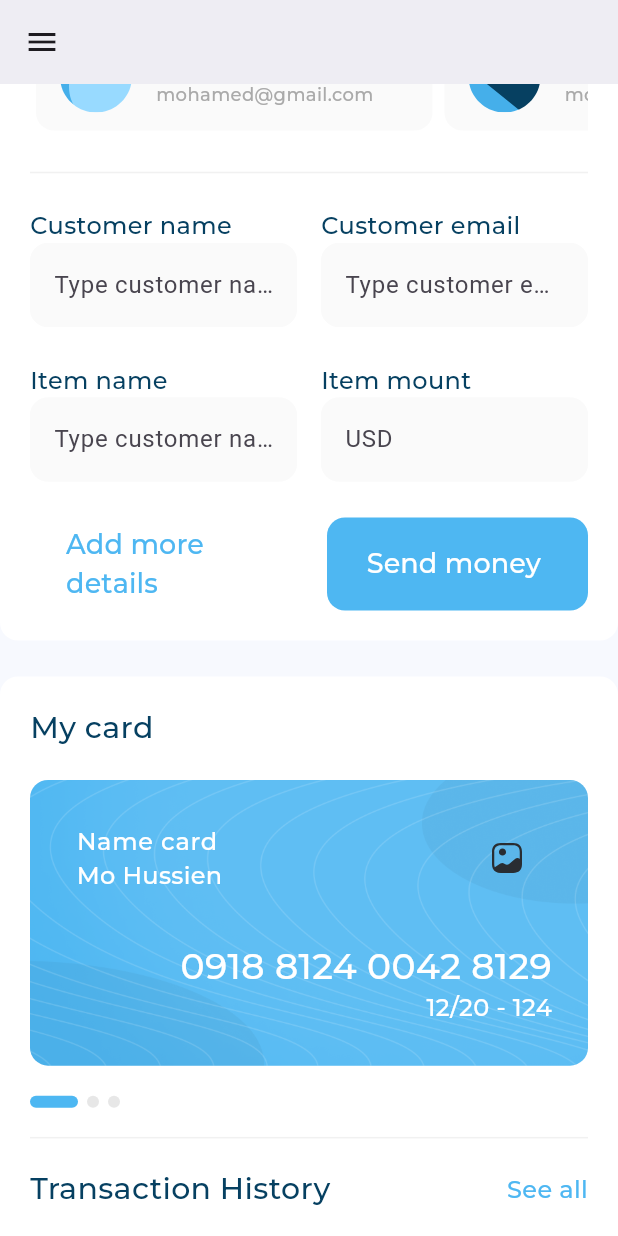
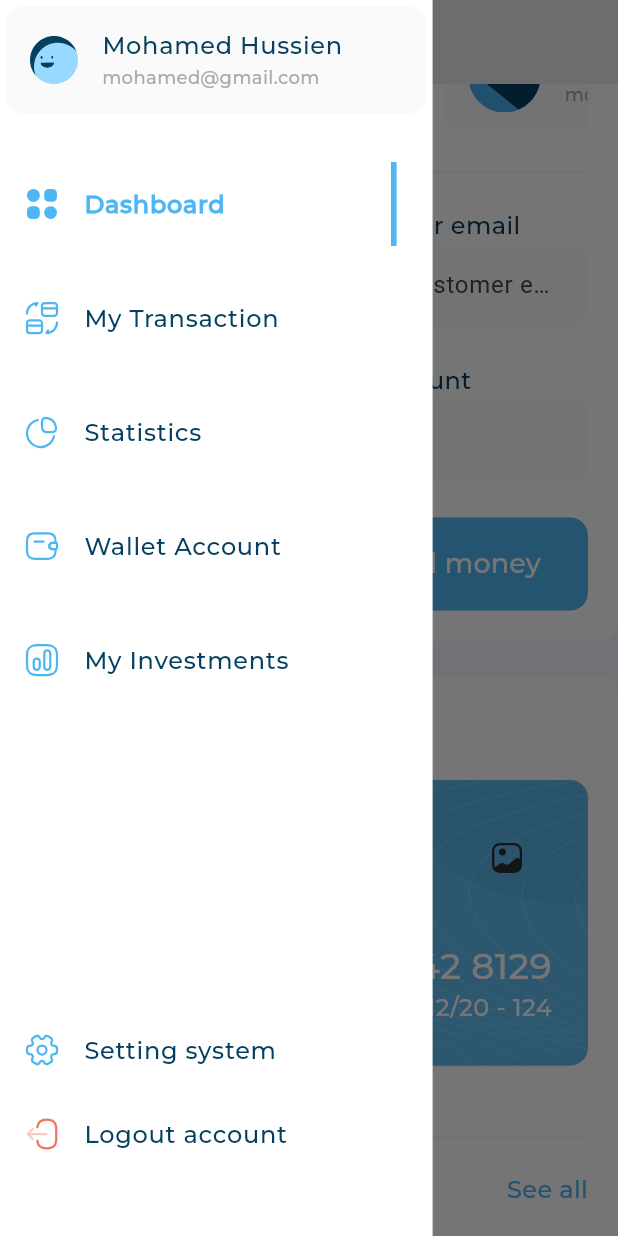
Before and after one commit to Mohamed-Husien/responsive_dash_board, a Flutter app: the screen it shows after launch, scrolled down 576 dp, after a tap on the "menu" icon, on a phone screen of 412 x 824 dp. Run offline on Flutter 3.47's test engine with Material 3 defaults, Android fonts, the phone set to English and light mode, and no system bars; drawn by our look-alikes of expandable_page_view; our stand-ins replace fl_chart, flutter_svg; project files that could hold a hidden picture were left out.

Commit message:
dashboard mobile layout done

```diff
--- a/lib/views/dashboard_view.dart
+++ b/lib/views/dashboard_view.dart
@@ -1,21 +1,33 @@
 import 'package:flutter/material.dart';
 import 'package:responsive_dash_board_app/widgets/adaptive_layout.dart';
+import 'package:responsive_dash_board_app/widgets/custom_drawer.dart';
 import 'package:responsive_dash_board_app/widgets/dashboard_desktop_layout.dart';
 import 'package:responsive_dash_board_app/widgets/dashboard_mobile_layout.dart';
 import 'package:responsive_dash_board_app/widgets/dashboard_tablet_layout.dart';
 
-class DashBoardView extends StatelessWidget {
+class DashBoardView extends StatefulWidget {
   const DashBoardView({super.key});
 
   @override
+  State<DashBoardView> createState() => _DashBoardViewState();
+}
+
+class _DashBoardViewState extends State<DashBoardView> {
+  final GlobalKey<ScaffoldState> scaffoldKey = GlobalKey();
+  @override
   Widget build(BuildContext context) {
     return Scaffold(
+      key: scaffoldKey,
+      drawer:
+          MediaQuery.sizeOf(context).width < 800 ? const CustomDrawer() : null,
       appBar: MediaQuery.sizeOf(context).width < 800
           ? AppBar(
               elevation: 0,
               backgroundColor: const Color(0xffFAFAFA),
               leading: IconButton(
-                onPressed: () {},
+                onPressed: () {
+                  scaffoldKey.currentState!.openDrawer();
+                },
                 icon: const Icon(
                   Icons.menu,
                 ),
--- a/lib/widgets/custom_drawer.dart
+++ b/lib/widgets/custom_drawer.dart
@@ -13,6 +13,7 @@ class CustomDrawer extends StatelessWidget {
   @override
   Widget build(BuildContext context) {
     return Container(
+      width: MediaQuery.sizeOf(context).width * .7,
       color: Colors.white,
       child: const CustomScrollView(
         slivers: [
```
